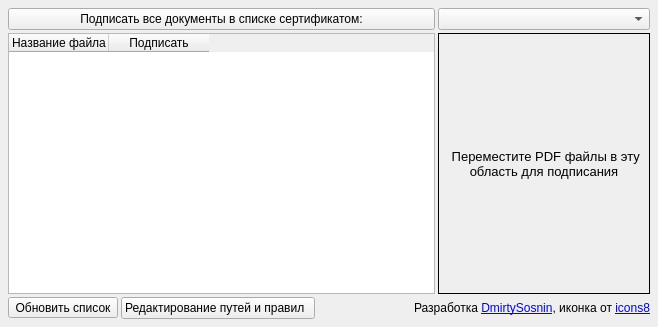
This is UI/main.ui in DimulyaPlay/DocumentSIGner as Qt 5 draws it before an edit. The edited form follows.
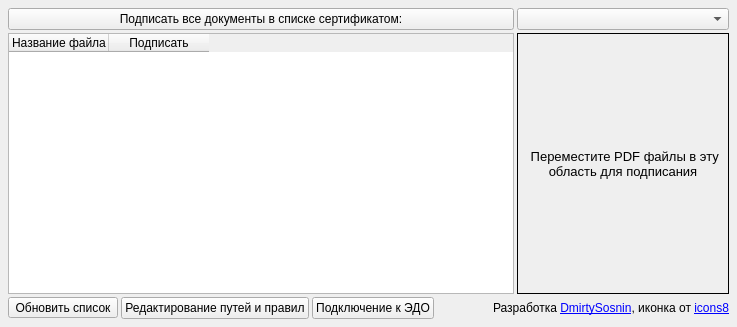
This is the edited form. Icons and pictures are not drawn.

Diff of the .ui file:
```diff
--- a/UI/main.ui
+++ b/UI/main.ui
@@ -6,7 +6,7 @@
    <rect>
     <x>0</x>
     <y>0</y>
-    <width>656</width>
+    <width>737</width>
     <height>327</height>
    </rect>
   </property>
@@ -30,7 +30,7 @@
     <property name="spacing">
      <number>3</number>
     </property>
-    <item row="2" column="0" colspan="4">
+    <item row="2" column="0" colspan="5">
      <widget class="QPushButton" name="pushButton">
       <property name="sizePolicy">
        <sizepolicy hsizetype="MinimumExpanding" vsizetype="Fixed">
@@ -43,43 +43,7 @@
       </property>
      </widget>
     </item>
-    <item row="8" column="0">
-     <widget class="QToolButton" name="toolButton_update">
-      <property name="text">
-       <string>Обновить список</string>
-      </property>
-      <property name="icon">
-       <iconset>
-        <normaloff>icons8-обновить-50.png</normaloff>icons8-обновить-50.png</iconset>
-      </property>
-      <property name="iconSize">
-       <size>
-        <width>18</width>
-        <height>18</height>
-       </size>
-      </property>
-      <property name="popupMode">
-       <enum>QToolButton::DelayedPopup</enum>
-      </property>
-      <property name="toolButtonStyle">
-       <enum>Qt::ToolButtonTextBesideIcon</enum>
-      </property>
-     </widget>
-    </item>
-    <item row="8" column="2" colspan="4">
-     <widget class="QLabel" name="label_5">
-      <property name="text">
-       <string>&lt;html&gt;&lt;head/&gt;&lt;body&gt;&lt;p&gt;Разработка &lt;a href=&quot;https://boosty.to/microrazrab&quot;&gt;&lt;span style=&quot; text-decoration: underline; color:#0000ff;&quot;&gt;DmirtySosnin&lt;/span&gt;&lt;/a&gt;, иконка от &lt;a href=&quot;https://icons8.ru/&quot;&gt;&lt;span style=&quot; text-decoration: underline; color:#0000ff;&quot;&gt;icons8&lt;/span&gt;&lt;/a&gt;&lt;/p&gt;&lt;/body&gt;&lt;/html&gt;</string>
-      </property>
-      <property name="textFormat">
-       <enum>Qt::RichText</enum>
-      </property>
-      <property name="alignment">
-       <set>Qt::AlignRight|Qt::AlignTrailing|Qt::AlignVCenter</set>
-      </property>
-     </widget>
-    </item>
-    <item row="3" column="0" rowspan="5" colspan="4">
+    <item row="3" column="0" rowspan="5" colspan="5">
      <widget class="QTableWidget" name="tableWidget">
       <column>
        <property name="text">
@@ -93,34 +57,7 @@
       </column>
      </widget>
     </item>
-    <item row="2" column="4" colspan="2">
-     <widget class="QComboBox" name="comboBox_certs">
-      <property name="sizePolicy">
-       <sizepolicy hsizetype="Expanding" vsizetype="Fixed">
-        <horstretch>0</horstretch>
-        <verstretch>0</verstretch>
-       </sizepolicy>
-      </property>
-      <property name="maximumSize">
-       <size>
-        <width>296</width>
-        <height>16777215</height>
-       </size>
-      </property>
-     </widget>
-    </item>
-    <item row="8" column="1">
-     <widget class="QPushButton" name="pushButton_editor">
-      <property name="text">
-       <string>Редактирование путей и правил  </string>
-      </property>
-      <property name="icon">
-       <iconset>
-        <normaloff>../../../../Downloads/icons8-настройки-30.png</normaloff>../../../../Downloads/icons8-настройки-30.png</iconset>
-      </property>
-     </widget>
-    </item>
-    <item row="3" column="4" rowspan="5" colspan="2">
+    <item row="3" column="5" rowspan="5" colspan="2">
      <widget class="QFrame" name="frame_dropzone">
       <property name="sizePolicy">
        <sizepolicy hsizetype="Minimum" vsizetype="Preferred">
@@ -175,6 +112,68 @@
       </layout>
      </widget>
     </item>
+    <item row="8" column="1">
+     <widget class="QPushButton" name="pushButton_editor">
+      <property name="text">
+       <string>Редактирование путей и правил</string>
+      </property>
+     </widget>
+    </item>
+    <item row="8" column="0">
+     <widget class="QToolButton" name="toolButton_update">
+      <property name="text">
+       <string>Обновить список</string>
+      </property>
+      <property name="iconSize">
+       <size>
+        <width>18</width>
+        <height>18</height>
+       </size>
+      </property>
+      <property name="popupMode">
+       <enum>QToolButton::DelayedPopup</enum>
+      </property>
+      <property name="toolButtonStyle">
+       <enum>Qt::ToolButtonTextBesideIcon</enum>
+      </property>
+     </widget>
+    </item>
+    <item row="8" column="3" colspan="4">
+     <widget class="QLabel" name="label_5">
+      <property name="text">
+       <string>&lt;html&gt;&lt;head/&gt;&lt;body&gt;&lt;p&gt;Разработка &lt;a href=&quot;https://boosty.to/microrazrab&quot;&gt;&lt;span style=&quot; text-decoration: underline; color:#0000ff;&quot;&gt;DmirtySosnin&lt;/span&gt;&lt;/a&gt;, иконка от &lt;a href=&quot;https://icons8.ru/&quot;&gt;&lt;span style=&quot; text-decoration: underline; color:#0000ff;&quot;&gt;icons8&lt;/span&gt;&lt;/a&gt;&lt;/p&gt;&lt;/body&gt;&lt;/html&gt;</string>
+      </property>
+      <property name="textFormat">
+       <enum>Qt::RichText</enum>
+      </property>
+      <property name="alignment">
+       <set>Qt::AlignRight|Qt::AlignTrailing|Qt::AlignVCenter</set>
+      </property>
+     </widget>
+    </item>
+    <item row="2" column="5" colspan="2">
+     <widget class="QComboBox" name="comboBox_certs">
+      <property name="sizePolicy">
+       <sizepolicy hsizetype="Expanding" vsizetype="Fixed">
+        <horstretch>0</horstretch>
+        <verstretch>0</verstretch>
+       </sizepolicy>
+      </property>
+      <property name="maximumSize">
+       <size>
+        <width>296</width>
+        <height>16777215</height>
+       </size>
+      </property>
+     </widget>
+    </item>
+    <item row="8" column="2">
+     <widget class="QPushButton" name="pushButton_connection">
+      <property name="text">
+       <string>Подключение к ЭДО</string>
+      </property>
+     </widget>
+    </item>
    </layout>
   </widget>
  </widget>
```
